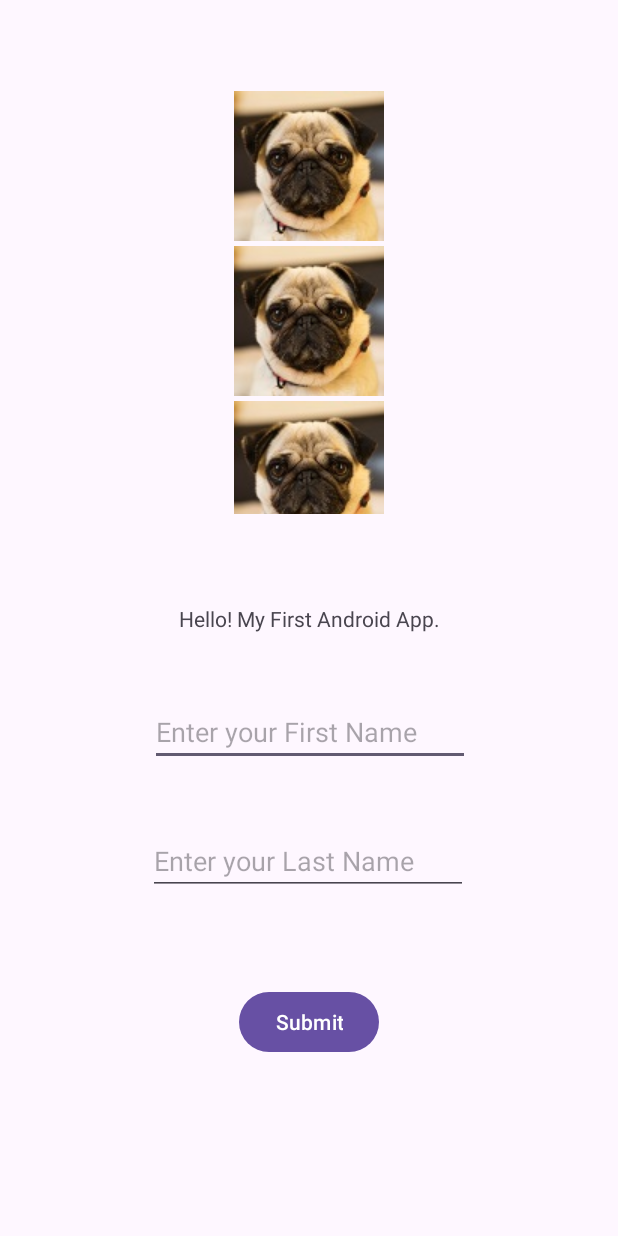
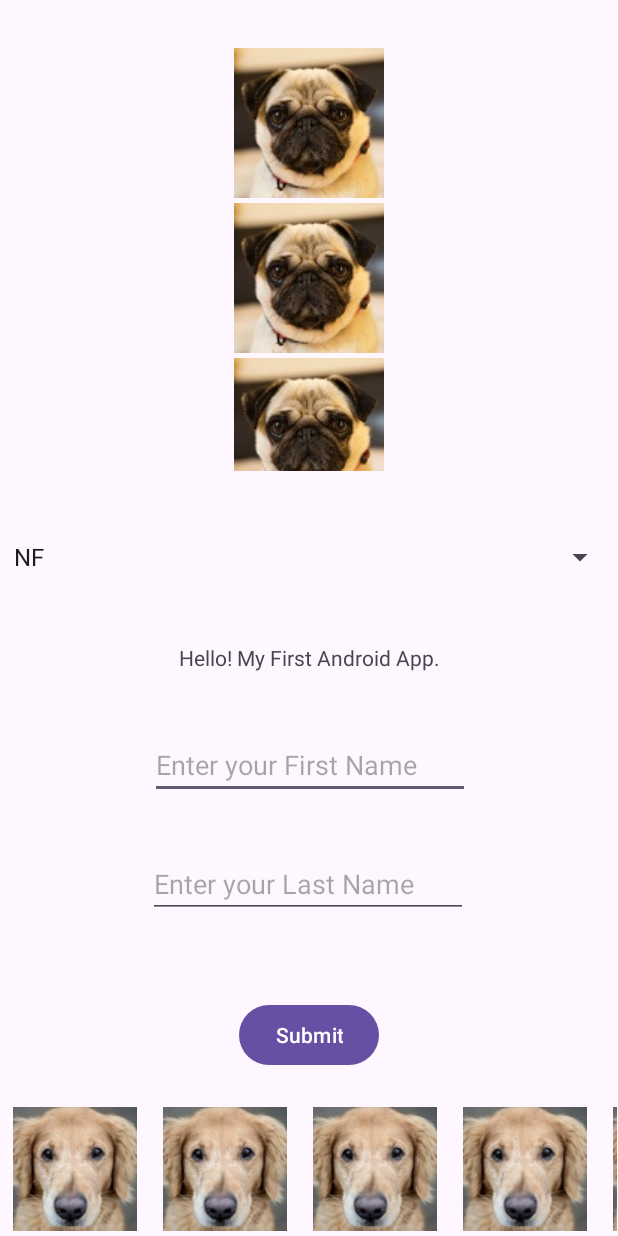
Before and after one commit to w0472826/MyNewApp, an Android app: the screen it shows after launch (MainActivity), after a tap on "Submit", on a phone screen of 412 x 824 dp. Run offline under Robolectric (Android 15) with nearby library versions, the phone set to English and light mode, and no system bars.

Commit message:
Ex1 Done

```diff
--- a/app/src/main/java/com/example/mynewapp/MainActivity.java
+++ b/app/src/main/java/com/example/mynewapp/MainActivity.java
@@ -10,7 +10,6 @@ import android.os.Bundle;
 import android.widget.ImageView;
 import android.widget.LinearLayout;
 import android.widget.Toast;
-
 import com.example.mynewapp.databinding.ActivityMainBinding;
 
 import java.util.Arrays;
@@ -59,7 +58,7 @@ public class MainActivity extends AppCompatActivity {
             imgView.setId(i + 1);
             imgView.setPadding(0,0,0,5);
 
-            linearLayout.addView(imgView);
+            linearLayoutHorizontal.addView(imgView);
         }
 
         // Get the string array
@@ -72,7 +71,7 @@ public class MainActivity extends AppCompatActivity {
                 Log.i("TESTING", "ButtonSubmitClicked");
                 Log.i("TESTING", "Name: " + binding.editTextFirstName.getText().toString());
 
-                String message = "Welcome " +  binding.editTextFirstName.getText().toString() + binding.editTextLastName.getText().toString();
+                String message = "Welcome " +  binding.editTextFirstName.getText().toString() + " " + binding.editTextLastName.getText().toString();
                 Toast.makeText(MainActivity.this, message, Toast.LENGTH_LONG).show();
             }
         });
--- a/app/src/main/res/layout/activity_main.xml
+++ b/app/src/main/res/layout/activity_main.xml
@@ -14,7 +14,8 @@
         app:layout_constraintBottom_toBottomOf="parent"
         app:layout_constraintEnd_toEndOf="parent"
         app:layout_constraintStart_toStartOf="parent"
-        app:layout_constraintTop_toTopOf="parent" />
+        app:layout_constraintTop_toTopOf="parent"
+        app:layout_constraintVertical_bias="0.533" />
 
     <Button
         android:id="@+id/buttonSubmit"
@@ -56,13 +57,15 @@
         app:layout_constraintTop_toBottomOf="@+id/editTextFirstName" />
 
     <ScrollView
+        android:id="@+id/scrollView2"
         android:layout_width="133dp"
         android:layout_height="282dp"
         android:orientation="vertical"
         app:layout_constraintBottom_toTopOf="@+id/txtWelcomeMessage"
         app:layout_constraintEnd_toEndOf="parent"
         app:layout_constraintStart_toStartOf="parent"
-        app:layout_constraintTop_toTopOf="parent">
+        app:layout_constraintTop_toTopOf="parent"
+        app:layout_constraintVertical_bias="0.216">
 
         <LinearLayout
             android:id="@+id/linearLayout"
@@ -88,4 +91,14 @@
             android:orientation="horizontal" />
     </HorizontalScrollView>
 
+    <Spinner
+        android:id="@+id/spinner"
+        android:layout_width="409dp"
+        android:layout_height="wrap_content"
+        android:entries="@array/provinces"
+        app:layout_constraintBottom_toTopOf="@+id/txtWelcomeMessage"
+        app:layout_constraintEnd_toEndOf="parent"
+        app:layout_constraintStart_toStartOf="parent"
+        app:layout_constraintTop_toBottomOf="@+id/scrollView2" />
+
 </androidx.constraintlayout.widget.ConstraintLayout>
```
